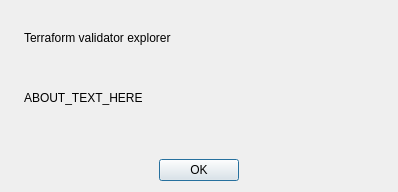
First picture: the form in ui/about.ui, repository ivica-k/terraform-validate-explorer, before the edit.
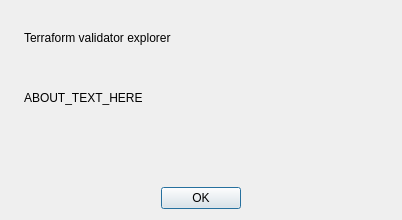
Second picture: the form after the edit. Icons and pictures are not drawn.

The edit to the form file:
```diff
--- a/ui/about.ui
+++ b/ui/about.ui
@@ -2,30 +2,16 @@
 <ui version="4.0">
  <class>dialog_about</class>
  <widget class="QDialog" name="dialog_about">
-  <property name="geometry">
-   <rect>
-    <x>0</x>
-    <y>0</y>
-    <width>398</width>
-    <height>192</height>
-   </rect>
-  </property>
-  <property name="sizePolicy">
-   <sizepolicy hsizetype="Fixed" vsizetype="Fixed">
-    <horstretch>0</horstretch>
-    <verstretch>0</verstretch>
-   </sizepolicy>
-  </property>
   <property name="minimumSize">
    <size>
-    <width>398</width>
-    <height>192</height>
+    <width>402</width>
+    <height>220</height>
    </size>
   </property>
   <property name="maximumSize">
    <size>
-    <width>398</width>
-    <height>192</height>
+    <width>402</width>
+    <height>220</height>
    </size>
   </property>
   <property name="windowTitle">
```
Left out of the diff: 3 changed lines with no effect on the pictures.
